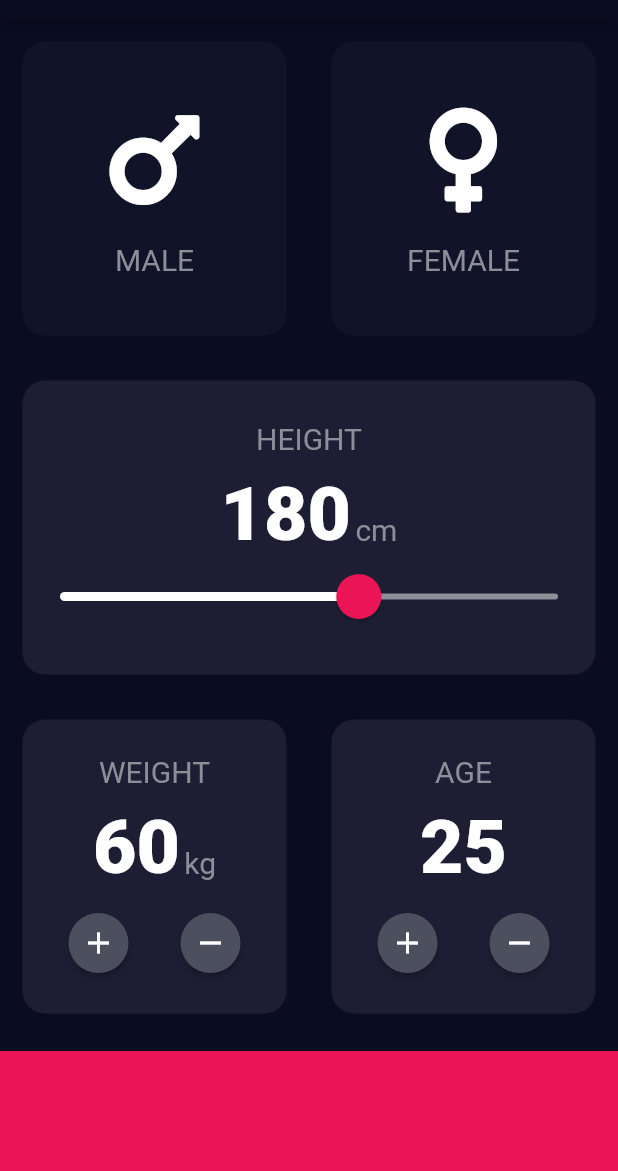
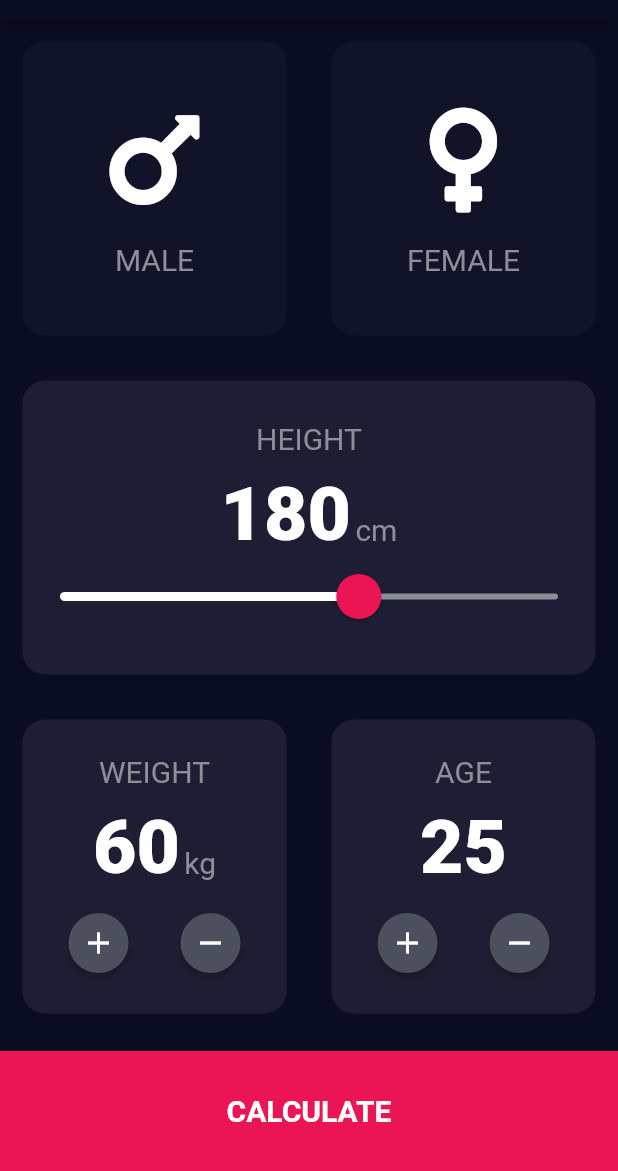
Before and after one commit to tchorzewski1991/bmi_calc, a Flutter app: the screen it shows after launch, on a phone screen of 412 x 824 dp, the part 65-1236 px from its top. Run offline on Flutter 3.47's test engine with Material 2 defaults, Android fonts, the phone set to English and light mode, and no system bars; our stand-ins replace font_awesome_flutter.

Commit message:
Add gesture detector for calculate button

```diff
--- a/lib/pages/home.dart
+++ b/lib/pages/home.dart
@@ -273,11 +273,25 @@ class _HomeState extends State<Home> {
                 ],
               ),
             ),
-            Container(
-              margin: EdgeInsets.only(top: 10.0),
-              width: double.infinity,
-              height: bottomContainerHeight,
-              color: bottomContainerColor,
+            GestureDetector(
+              onTap: () {
+                Navigator.of(context).pushNamed('/result');
+              },
+              child: Container(
+                child: Center(
+                  child: Text(
+                    'CALCULATE',
+                    style: TextStyle(
+                      fontSize: 20.0,
+                      fontWeight: FontWeight.w600,
+                    ),
+                  ),
+                ),
+                margin: EdgeInsets.only(top: 10.0),
+                width: double.infinity,
+                height: bottomContainerHeight,
+                color: bottomContainerColor,
+              ),
             ),
           ],
         ),
```
